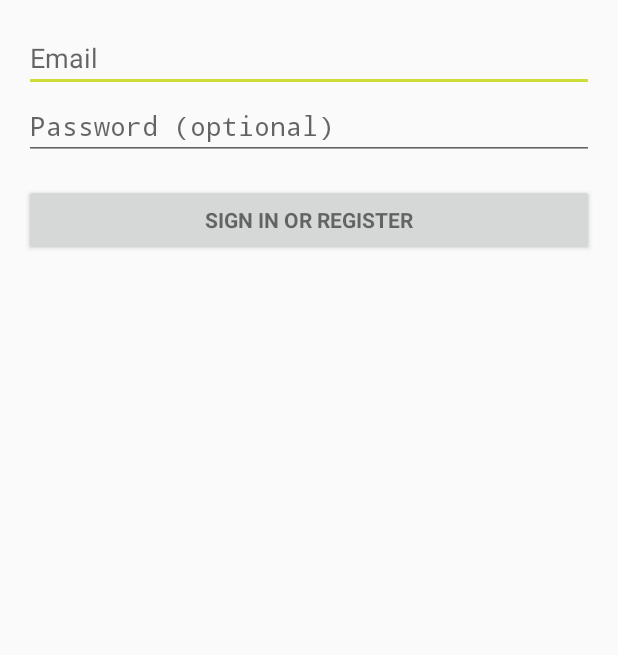
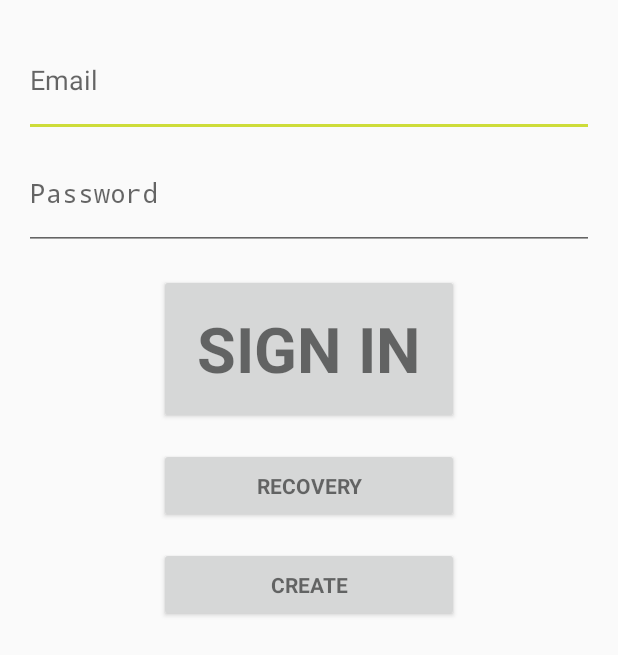
Before and after one commit to THS-CompSci/CallApp, an Android app: the screen it shows after launch (LoginActivity), on a phone screen of 412 x 824 dp. Shown: the top 655 px of the screen. Run offline under Robolectric (Android 15) with nearby library versions, the phone set to English and light mode, and no system bars; 2 statements that could not run were skipped.

Commit message:
Commit 3 login stuff

```diff
--- a/app/src/main/java/taylor/calio/com/LoginActivity.java
+++ b/app/src/main/java/taylor/calio/com/LoginActivity.java
@@ -1,17 +1,17 @@
 package taylor.calio.com;
-
 
 import android.animation.Animator;
 import android.animation.AnimatorListenerAdapter;
 import android.annotation.TargetApi;
 import android.app.Activity;
 import android.app.LoaderManager.LoaderCallbacks;
+import android.content.ContentResolver;
 import android.content.CursorLoader;
-import android.content.Intent;
 import android.content.Loader;
 import android.database.Cursor;
 import android.net.Uri;
 import android.os.AsyncTask;
+
 import android.os.Build;
 import android.os.Bundle;
 import android.provider.ContactsContract;
@@ -28,6 +28,8 @@ import android.widget.TextView;
 
 import java.util.ArrayList;
 import java.util.List;
+
+import taylor.calio.com.R;
 
 /**
  * A login screen that offers login via email/password.
@@ -57,6 +59,10 @@ public class LoginActivity extends Activity implements LoaderCallbacks<Cursor> {
         super.onCreate(savedInstanceState);
         setContentView(R.layout.activity_login);
 
+
+
+
+
         // Set up the login form.
         mEmailView = (AutoCompleteTextView) findViewById(R.id.email);
         populateAutoComplete();
@@ -80,6 +86,23 @@ public class LoginActivity extends Activity implements LoaderCallbacks<Cursor> {
                 attemptLogin();
             }
         });
+
+        Button mEmailRecoveryButton = (Button) findViewById(R.id.recovery_sign_in_button);
+        mEmailRecoveryButton.setOnClickListener(new OnClickListener() {
+            @Override
+            public void onClick(View view) {
+                //do recovery thingy :)
+            }
+        });
+
+        Button mEmailCreateButton = (Button) findViewById(R.id.email_create_button);
+        mEmailCreateButton.setOnClickListener(new OnClickListener() {
+            @Override
+            public void onClick(View view) {
+                //go to create screen
+            }
+        });
+
 
         mLoginFormView = findViewById(R.id.login_form);
         mProgressView = findViewById(R.id.login_progress);
@@ -207,7 +230,7 @@ public class LoginActivity extends Activity implements LoaderCallbacks<Cursor> {
 
     @Override
     public void onLoadFinished(Loader<Cursor> cursorLoader, Cursor cursor) {
-        List<String> emails = new ArrayList<String>();
+        List<String> emails = new ArrayList<>();
         cursor.moveToFirst();
         while (!cursor.isAfterLast()) {
             emails.add(cursor.getString(ProfileQuery.ADDRESS));
@@ -222,16 +245,6 @@ public class LoginActivity extends Activity implements LoaderCallbacks<Cursor> {
 
     }
 
-    private void addEmailsToAutoComplete(List<String> emailAddressCollection) {
-        //Create adapter to tell the AutoCompleteTextView what to show in its dropdown list.
-        ArrayAdapter<String> adapter =
-                new ArrayAdapter<String>(LoginActivity.this,
-                        android.R.layout.simple_dropdown_item_1line, emailAddressCollection);
-
-        mEmailView.setAdapter(adapter);
-    }
-
-
     private interface ProfileQuery {
         String[] PROJECTION = {
                 ContactsContract.CommonDataKinds.Email.ADDRESS,
@@ -240,6 +253,16 @@ public class LoginActivity extends Activity implements LoaderCallbacks<Cursor> {
 
         int ADDRESS = 0;
         int IS_PRIMARY = 1;
+    }
+
+
+    private void addEmailsToAutoComplete(List<String> emailAddressCollection) {
+        //Create adapter to tell the AutoCompleteTextView what to show in its dropdown list.
+        ArrayAdapter<String> adapter =
+                new ArrayAdapter<>(LoginActivity.this,
+                        android.R.layout.simple_dropdown_item_1line, emailAddressCollection);
+
+        mEmailView.setAdapter(adapter);
     }
 
     /**
@@ -276,7 +299,7 @@ public class LoginActivity extends Activity implements LoaderCallbacks<Cursor> {
             }
 
             // TODO: register the new account here.
-            return false;
+            return true;
         }
 
         @Override
@@ -286,8 +309,6 @@ public class LoginActivity extends Activity implements LoaderCallbacks<Cursor> {
 
             if (success) {
                 finish();
-                Intent myIntent = new Intent(LoginActivity.this, SlideActivity.class);
-                LoginActivity.this.startActivity(myIntent);
             } else {
                 mPasswordView.setError(getString(R.string.error_incorrect_password));
                 mPasswordView.requestFocus();
--- a/app/src/main/res/layout/activity_login.xml
+++ b/app/src/main/res/layout/activity_login.xml
@@ -1,66 +1,67 @@
-<LinearLayout xmlns:android="http://schemas.android.com/apk/res/android"
-    xmlns:tools="http://schemas.android.com/tools"
-    android:layout_width="match_parent"
-    android:layout_height="match_parent"
-    android:gravity="center_horizontal"
-    android:orientation="vertical"
-    android:paddingBottom="@dimen/activity_vertical_margin"
+<RelativeLayout xmlns:android="http://schemas.android.com/apk/res/android"
+    xmlns:tools="http://schemas.android.com/tools" android:layout_width="match_parent"
+
+    android:layout_height="match_parent" android:gravity="center_horizontal"
+    android:orientation="vertical" android:paddingBottom="@dimen/activity_vertical_margin"
     android:paddingLeft="@dimen/activity_horizontal_margin"
     android:paddingRight="@dimen/activity_horizontal_margin"
-    android:paddingTop="@dimen/activity_vertical_margin"
-    tools:context=".LoginActivity">
+    android:paddingTop="@dimen/activity_vertical_margin" tools:context=".LoginActivity">
+
+
+
+
 
     <!-- Login progress -->
-    <ProgressBar
-        android:id="@+id/login_progress"
-        style="?android:attr/progressBarStyleLarge"
-        android:layout_width="wrap_content"
-        android:layout_height="wrap_content"
-        android:layout_marginBottom="8dp"
-        android:visibility="gone" />
+    <ProgressBar android:id="@+id/login_progress" style="?android:attr/progressBarStyleLarge"
+        android:layout_width="wrap_content" android:layout_height="wrap_content"
+        android:layout_marginBottom="8dp" android:visibility="gone" />
 
-    <ScrollView
-        android:id="@+id/login_form"
-        android:layout_width="match_parent"
+    <ScrollView android:id="@+id/login_form" android:layout_width="match_parent"
         android:layout_height="match_parent">
 
-        <LinearLayout
-            android:id="@+id/email_login_form"
-            android:layout_width="match_parent"
-            android:layout_height="wrap_content"
-            android:orientation="vertical">
+        <LinearLayout android:id="@+id/email_login_form" android:layout_width="match_parent"
+            android:layout_height="wrap_content" android:orientation="vertical">
 
-            <AutoCompleteTextView
-                android:id="@+id/email"
-                android:layout_width="match_parent"
-                android:layout_height="wrap_content"
-                android:hint="@string/prompt_email"
-                android:inputType="textEmailAddress"
-                android:maxLines="1"
-                android:singleLine="true" />
+            <AutoCompleteTextView android:id="@+id/email" android:layout_width="match_parent"
+                android:layout_height="wrap_content" android:hint="@string/prompt_email"
+                android:inputType="textEmailAddress" android:maxLines="1"
+                android:singleLine="true"
+                android:minHeight="75dp" />
 
-            <EditText
-                android:id="@+id/password"
-                android:layout_width="match_parent"
-                android:layout_height="wrap_content"
-                android:hint="@string/prompt_password"
+            <EditText android:id="@+id/password" android:layout_width="match_parent"
+                android:layout_height="wrap_content" android:hint="@string/prompt_password"
                 android:imeActionId="@+id/login"
                 android:imeActionLabel="@string/action_sign_in_short"
-                android:imeOptions="actionUnspecified"
-                android:inputType="textPassword"
-                android:maxLines="1"
-                android:singleLine="true" />
+                android:imeOptions="actionUnspecified" android:inputType="textPassword"
+                android:maxLines="1" android:singleLine="true"
+                android:minHeight="75dp" />
 
-            <Button
-                android:id="@+id/email_sign_in_button"
-                style="?android:textAppearanceSmall"
-                android:layout_width="match_parent"
-                android:layout_height="wrap_content"
-                android:layout_marginTop="16dp"
-                android:text="@string/action_sign_in"
-                android:textStyle="bold" />
+            <Button android:id="@+id/email_sign_in_button" style="?android:textAppearanceSmall"
+                android:layout_width="wrap_content" android:layout_height="wrap_content"
+                android:layout_marginTop="16dp" android:text="@string/action_sign_in"
+                android:layout_gravity="center_horizontal"
+                android:textStyle="bold"
+                android:minHeight="100dp"
+                android:textSize="42sp"
+                android:minWidth="200dp" />
+
+            <Button android:id="@+id/recovery_sign_in_button" style="?android:textAppearanceSmall"
+                android:layout_width="wrap_content" android:layout_height="wrap_content"
+                android:layout_marginTop="16dp" android:text="@string/action_recovery"
+                android:layout_gravity="center_horizontal"
+                android:textStyle="bold"
+                android:minHeight="50dp"
+                android:minWidth="200dp" />
+
+            <Button android:id="@+id/email_create_button" style="?android:textAppearanceSmall"
+                android:layout_width="wrap_content" android:layout_height="wrap_content"
+                android:layout_marginTop="16dp" android:text="@string/action_create"
+                android:layout_gravity="center_horizontal"
+                android:textStyle="bold"
+                android:minHeight="50dp"
+                android:minWidth="200dp" />
 
         </LinearLayout>
     </ScrollView>
 
-</LinearLayout>
+</RelativeLayout>
--- a/app/src/main/res/values/strings_activity_login.xml
+++ b/app/src/main/res/values/strings_activity_login.xml
@@ -2,9 +2,11 @@
 
     <!-- Strings related to login -->
     <string name="prompt_email">Email</string>
-    <string name="prompt_password">Password (optional)</string>
-    <string name="action_sign_in">Sign in or register</string>
+    <string name="prompt_password">Password</string>
+    <string name="action_sign_in">Sign in</string>
     <string name="action_sign_in_short">Sign in</string>
+    <string name="action_recovery">Recovery</string>
+    <string name="action_create">Create</string>
 
     <string name="error_invalid_email">This email address is invalid</string>
     <string name="error_invalid_password">This password is too short</string>
```
Also changed, not shown: app/src/main/java/taylor/calio/com/CreateLoginActivity.java (added, +31 -0 lines), app/src/main/res/layout/activity_create_login.xml (added, +26 -0 lines), app/src/main/res/layout/content_create_login.xml (added, +51 -0 lines).
